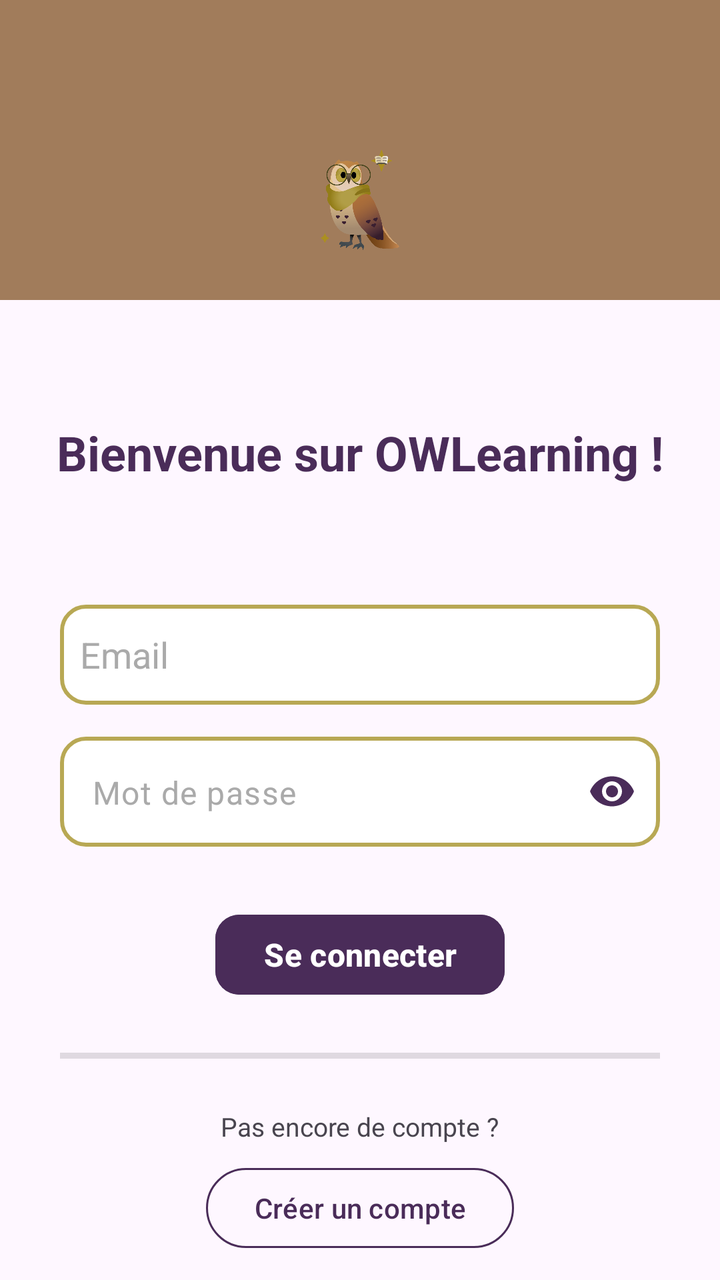
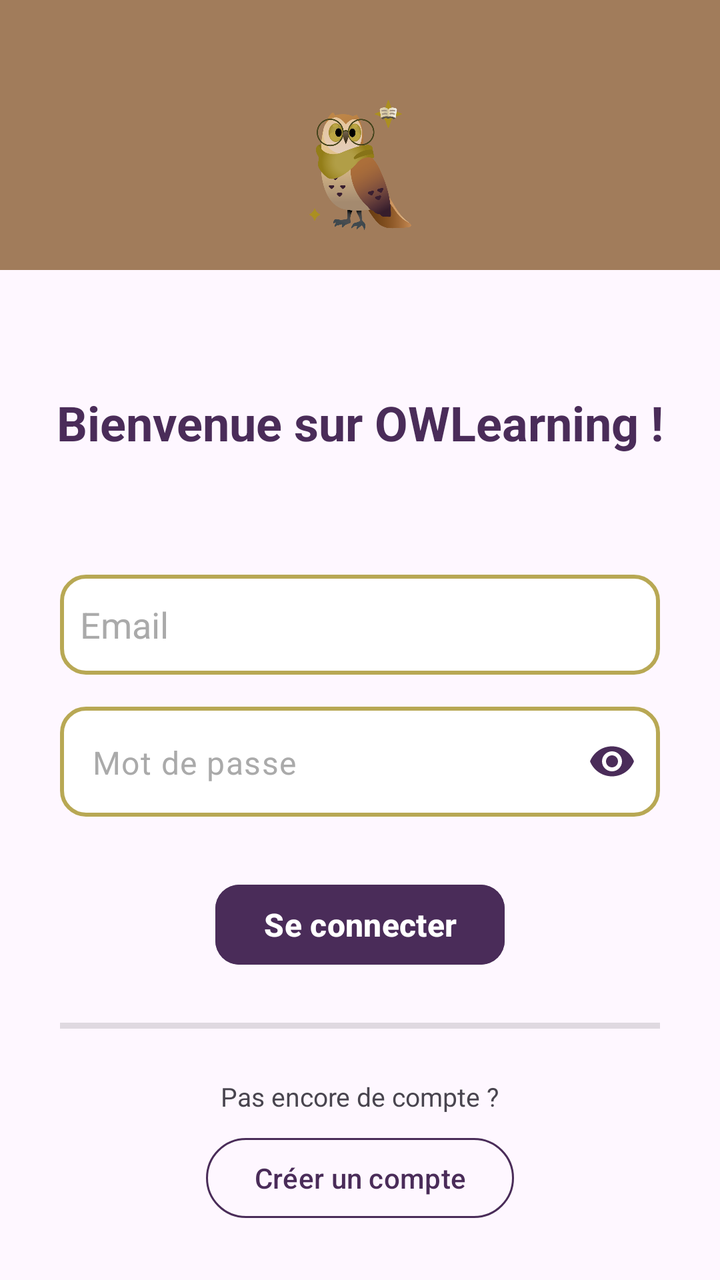

Screens rendered from an Android XML layout before and after an edit, with the pre-edit source and the edit as a unified diff.
<!-- AndroidManifest.xml: application theme Theme.OwlLearning -->
<!-- res/layout/activity_connexion.xml -->
<?xml version="1.0" encoding="utf-8"?>
<androidx.constraintlayout.widget.ConstraintLayout
    xmlns:android="http://schemas.android.com/apk/res/android"
    xmlns:tools="http://schemas.android.com/tools"
    xmlns:app="http://schemas.android.com/apk/res-auto"
    android:id="@+id/main"
    android:layout_width="match_parent"
    android:layout_height="match_parent"
    tools:context=".ui.ConnexionActivity">

  <View
    android:id="@+id/fond_entete"
    android:layout_width="match_parent"
    android:layout_height="150dp"
    android:background="@color/marron_owlearning"
    app:layout_constraintTop_toTopOf="parent"
    app:layout_constraintStart_toStartOf="parent"
    app:layout_constraintEnd_toEndOf="parent" />

  <ImageView
      android:id="@+id/logo_app"
      android:layout_width="50dp"
      android:layout_height="50dp"
      android:layout_marginTop="50dp"
      android:contentDescription="@string/logo_owlearning"
      app:layout_constraintBottom_toBottomOf="@+id/fond_entete"
      app:layout_constraintTop_toTopOf="@+id/fond_entete"
      app:layout_constraintEnd_toEndOf="parent"
      app:layout_constraintStart_toStartOf="parent"
      app:srcCompat="@drawable/owl_echarpe" />

  <TextView
      android:id="@+id/titre_connexion"
      android:layout_width="wrap_content"
      android:layout_height="wrap_content"
      android:layout_marginTop="60dp"
      android:text="@string/bienvenue_sur_owlearning"
      android:textSize="24sp"
      android:textStyle="bold"
      android:textColor="@color/violet_owlearning"
      app:layout_constraintEnd_toEndOf="parent"
      app:layout_constraintStart_toStartOf="parent"
    app:layout_constraintTop_toBottomOf="@+id/fond_entete" />

  <EditText
      android:id="@+id/edit_email"
      android:layout_width="300dp"
      android:layout_height="50dp"
      android:layout_marginTop="60dp"
      android:background="@drawable/bg_edittext_contour_dore"
      android:hint="@string/email"
      android:textColorHint="@android:color/darker_gray"
      android:inputType="textEmailAddress"
      android:padding="10dp"
      app:layout_constraintEnd_toEndOf="parent"
      app:layout_constraintStart_toStartOf="parent"
      app:layout_constraintTop_toBottomOf="@id/titre_connexion" />

  <com.google.android.material.textfield.TextInputLayout
      android:id="@+id/layout_motdepasse"
      android:layout_width="300dp"
      android:layout_height="wrap_content"
      android:layout_marginTop="16dp"
      app:endIconMode="password_toggle"
      app:hintEnabled="false"
      app:endIconTint="@color/violet_owlearning"
      app:layout_constraintEnd_toEndOf="parent"
      app:layout_constraintStart_toStartOf="parent"
      app:layout_constraintTop_toBottomOf="@+id/edit_email">

    <com.google.android.material.textfield.TextInputEditText
        android:id="@+id/edit_motdepasse"
        android:layout_width="match_parent"
        android:layout_height="55dp"
        android:background="@drawable/bg_edittext_contour_dore"
        android:textColorHint="@android:color/darker_gray"
        android:hint="@string/mot_de_passe"
        android:inputType="textPassword"
        android:paddingStart="16dp"
        android:paddingEnd="48dp"/>
  </com.google.android.material.textfield.TextInputLayout>

  <TextView
      android:id="@+id/textView_erreur_connexion"
      android:layout_width="wrap_content"
      android:layout_height="wrap_content"
      android:layout_marginTop="16dp"
      android:textColor="@android:color/holo_red_dark"
      android:textStyle="bold"
      android:visibility="gone"
      app:layout_constraintStart_toStartOf="parent"
      app:layout_constraintEnd_toEndOf="parent"
      app:layout_constraintTop_toBottomOf="@id/layout_motdepasse" />

  <Button
    android:id="@+id/btn_connexion"
    android:layout_width="wrap_content"
    android:layout_height="wrap_content"
    android:layout_marginTop="30dp"
    android:text="@string/se_connecter"
    android:textSize="16sp"
    android:textStyle="bold"
    android:textColor="@color/white"
    android:backgroundTint="@color/violet_owlearning"
    app:cornerRadius="12dp"
    app:layout_constraintEnd_toEndOf="parent"
    app:layout_constraintStart_toStartOf="parent"
    app:layout_constraintTop_toBottomOf="@id/layout_motdepasse" />

  <ProgressBar
      android:id="@+id/progress_bar"
      android:layout_width="wrap_content"
      android:layout_height="wrap_content"
      android:visibility="gone"
      android:indeterminateTint="@color/violet_owlearning"
      app:layout_constraintBottom_toBottomOf="@id/btn_connexion"
      app:layout_constraintEnd_toEndOf="parent"
      app:layout_constraintStart_toStartOf="parent"
      app:layout_constraintTop_toTopOf="@id/textView_erreur_connexion" />

  <View
      android:id="@+id/divider"
      android:layout_width="300dp"
      android:layout_height="3dp"
      android:layout_marginTop="25dp"
      android:background="?android:attr/listDivider"
      app:layout_constraintTop_toBottomOf="@id/btn_connexion"
      app:layout_constraintStart_toStartOf="parent"
      app:layout_constraintEnd_toEndOf="parent" />


  <TextView
      android:id="@+id/textview_pas_de_compte"
      android:layout_width="wrap_content"
      android:layout_height="wrap_content"
      android:layout_marginTop="25dp"
      android:text="@string/pas_encore_de_compte"
      android:textSize="13sp"
      app:layout_constraintEnd_toEndOf="parent"
      app:layout_constraintStart_toStartOf="parent"
      app:layout_constraintTop_toBottomOf="@id/divider" />

  <Button
      android:id="@+id/btn_creer_compte"
      android:layout_width="wrap_content"
      android:layout_height="wrap_content"
      android:layout_marginTop="8dp"
      style="?attr/materialButtonOutlinedStyle"
      android:text="@string/creer_compte"
      android:textColor="@color/violet_owlearning"
      app:strokeColor="@color/violet_owlearning"
      app:layout_constraintEnd_toEndOf="parent"
      app:layout_constraintStart_toStartOf="parent"
      app:layout_constraintTop_toBottomOf="@id/textview_pas_de_compte"/>


</androidx.constraintlayout.widget.ConstraintLayout>
<!-- resources referenced by this layout -->
<resources>
  <color name="marron_owlearning">#A17C5B</color>
  <color name="violet_owlearning">#4A2C59</color>
  <color name="white">#FFFFFFFF</color>
  <!-- drawable bg_edittext_contour_dore (drawable) -->
  <?xml version="1.0" encoding="utf-8"?>
  <shape xmlns:android="http://schemas.android.com/apk/res/android" android:shape="rectangle">
      <solid android:color="@color/fond_champ_texte" />
      <stroke android:width="2dp" android:color="@color/dore_owlearning" />
      <corners android:radius="12dp" />
  </shape>
  <!-- drawable owl_echarpe: png bitmap (drawable, 69923 bytes) -->
  <string name="bienvenue_sur_owlearning">Bienvenue sur OWLearning !</string>
  <string name="creer_compte">Créer un compte</string>
  <string name="email">Email</string>
  <string name="logo_owlearning">Logo OWLearning</string>
  <string name="mot_de_passe">Mot de passe</string>
  <string name="pas_encore_de_compte">Pas encore de compte ?</string>
  <string name="se_connecter">Se connecter</string>
  <style name="Theme.OwlLearning" parent="Base.Theme.OwlLearning" />
  <color name="fond_champ_texte">#FFFFFF</color>
  <color name="dore_owlearning">#B8A854</color>
  <style name="Base.Theme.OwlLearning" parent="Theme.Material3.DayNight.NoActionBar">
          
          
      </style>
</resources>

<!-- the commit's change to res/layout/activity_connexion.xml (unified diff, before → after) -->
@@ -8,26 +8,12 @@
     android:layout_height="match_parent"
     tools:context=".ui.ConnexionActivity">
 
-  <View
-    android:id="@+id/fond_entete"
-    android:layout_width="match_parent"
-    android:layout_height="150dp"
-    android:background="@color/marron_owlearning"
-    app:layout_constraintTop_toTopOf="parent"
-    app:layout_constraintStart_toStartOf="parent"
-    app:layout_constraintEnd_toEndOf="parent" />
-
-  <ImageView
-      android:id="@+id/logo_app"
-      android:layout_width="50dp"
-      android:layout_height="50dp"
-      android:layout_marginTop="50dp"
-      android:contentDescription="@string/logo_owlearning"
-      app:layout_constraintBottom_toBottomOf="@+id/fond_entete"
-      app:layout_constraintTop_toTopOf="@+id/fond_entete"
-      app:layout_constraintEnd_toEndOf="parent"
-      app:layout_constraintStart_toStartOf="parent"
-      app:srcCompat="@drawable/owl_echarpe" />
+  <include
+      android:id="@+id/bandeau"
+      layout="@layout/layout_bandeau"
+      android:layout_width="match_parent"
+      android:layout_height="wrap_content"
+      app:layout_constraintTop_toTopOf="parent" />
 
   <TextView
       android:id="@+id/titre_connexion"
@@ -40,7 +26,7 @@
       android:textColor="@color/violet_owlearning"
       app:layout_constraintEnd_toEndOf="parent"
       app:layout_constraintStart_toStartOf="parent"
-    app:layout_constraintTop_toBottomOf="@+id/fond_entete" />
+    app:layout_constraintTop_toBottomOf="@+id/bandeau" />
 
   <EditText
       android:id="@+id/edit_email"
@@ -155,3 +141,26 @@
 
 
 </androidx.constraintlayout.widget.ConstraintLayout>
+<!-- res/layout/layout_bandeau.xml (included above) -->
+<?xml version="1.0" encoding="utf-8"?>
+<androidx.constraintlayout.widget.ConstraintLayout
+    xmlns:android="http://schemas.android.com/apk/res/android"
+    xmlns:app="http://schemas.android.com/apk/res-auto"
+    android:layout_width="match_parent"
+    android:layout_height="145dp"
+    android:background="@color/marron_owlearning">
+
+    <ImageView
+        android:id="@+id/logo_app"
+        android:layout_width="65dp"
+        android:layout_height="65dp"
+        android:layout_marginTop="50dp"
+        android:layout_marginBottom="20dp"
+        android:contentDescription="@string/logo_owlearning"
+        app:srcCompat="@drawable/owl_echarpe"
+        app:layout_constraintTop_toTopOf="parent"
+        app:layout_constraintBottom_toBottomOf="parent"
+        app:layout_constraintStart_toStartOf="parent"
+        app:layout_constraintEnd_toEndOf="parent" />
+
+</androidx.constraintlayout.widget.ConstraintLayout>
